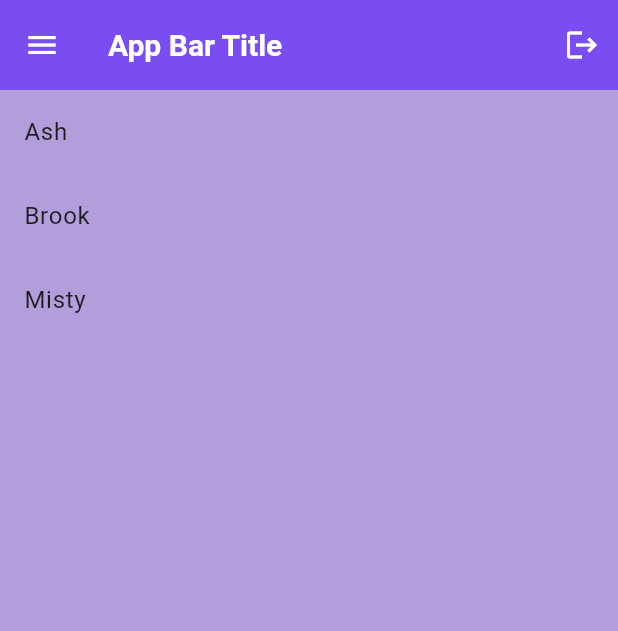
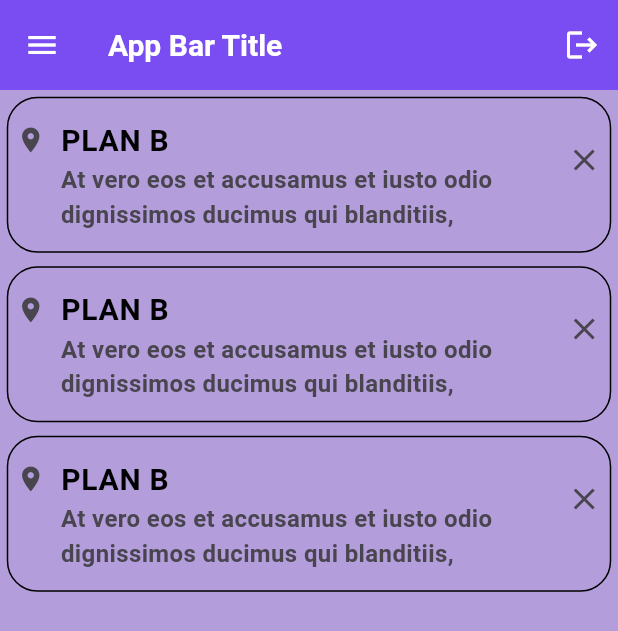
Before and after one commit to rdemir0/flutter_application_2, a Flutter app: the screen it shows after launch, on a phone screen of 412 x 824 dp. Shown: the top 631 px of the screen. Run offline on Flutter 3.47's test engine with Material 3 defaults, Android fonts, the phone set to English and light mode, and no system bars.

Commit message:
Add / 2.3 - Everything Widget - custom listView

```diff
--- a/lib/main.dart
+++ b/lib/main.dart
@@ -44,9 +44,37 @@ class MyApp extends StatelessWidget {
         body: ListView.builder(
           itemCount: names.length,
           itemBuilder: (context, index) => ListTile(
-            title: Text(names[index]),
-          ))
-
+            contentPadding: EdgeInsets.all(5),
+            shape: RoundedRectangleBorder(
+              side:const BorderSide(color: Colors.black, width: 1, strokeAlign: -10),
+              borderRadius: BorderRadius.circular(25),
+            ),
+            title:Row(
+              children:const [
+                Icon(Icons.location_on,size: 20,),
+                SizedBox(width: 10,),
+                Text("PLAN B",style: TextStyle(fontSize: 20,fontWeight: FontWeight.bold,color: Colors.black),),
+              ],
+            ) ,
+            isThreeLine: true,
+            subtitle:Row(
+              children:const [
+                SizedBox(width: 30,),
+                Expanded(
+                  child: Text("At vero eos et accusamus et iusto odio dignissimos ducimus qui blanditiis,",
+                    style: TextStyle(fontSize: 16,fontWeight: FontWeight.w700),),
+                ),
+              ],
+            ) ,
+            trailing: Column(
+              mainAxisAlignment: MainAxisAlignment.center,
+              crossAxisAlignment: CrossAxisAlignment.center,
+              children: <Widget>[
+                const Icon(Icons.close),
+              ],
+            ),
+          ),
+        )
       )
     );
   }
```
